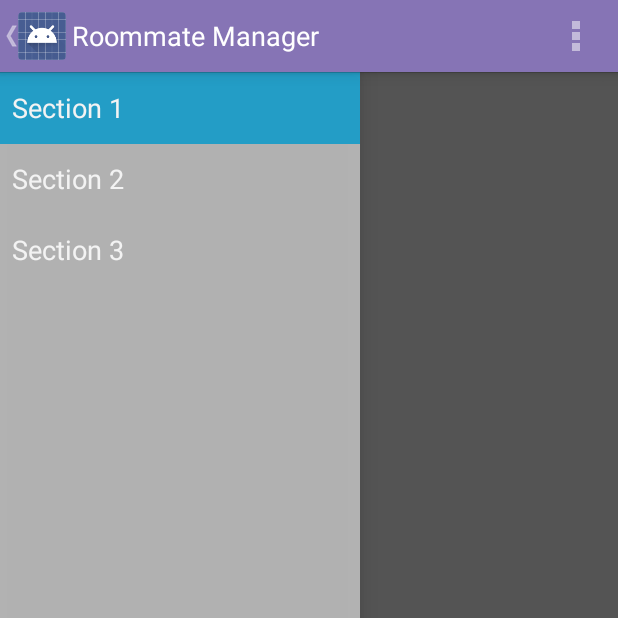
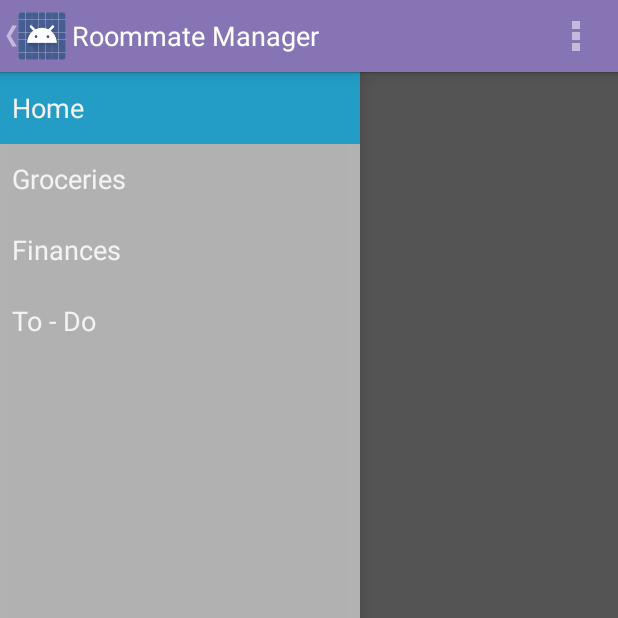
Before and after one commit to GVanderLugt/RoommateManager, an Android app: the screen it shows after launch (MainActivity), on a phone screen of 412 x 824 dp, the top half of it. Run offline under Robolectric (Android 15) with nearby library versions, the phone set to English and light mode, and no system bars; 2 statements that could not run were skipped.

Commit message:
Set nav drawer titles

```diff
--- a/app/src/main/java/edu/iupui/gdvander/roommatemanager/app/NavigationDrawerFragment.java
+++ b/app/src/main/java/edu/iupui/gdvander/roommatemanager/app/NavigationDrawerFragment.java
@@ -97,15 +97,19 @@ public class NavigationDrawerFragment extends Fragment {
                 selectItem(position);
             }
         });
-        mDrawerListView.setAdapter(new ArrayAdapter<String>(
-                getActionBar().getThemedContext(),
+
+        //Array of nav drawer titles
+        String[] navDrawerTitles = new String[]{getString(R.string.title_section1),
+                getString(R.string.title_section2),
+                getString(R.string.title_section3),
+                getString(R.string.title_section4)};
+
+        //Set the nav drawer's ArrayAdapter
+        ArrayAdapter<String> navDrawerArrayAdapter = new ArrayAdapter<String>(getActionBar().getThemedContext(),
                 android.R.layout.simple_list_item_activated_1,
                 android.R.id.text1,
-                new String[]{
-                        getString(R.string.title_section1),
-                        getString(R.string.title_section2),
-                        getString(R.string.title_section3),
-                }));
+                navDrawerTitles);
+        mDrawerListView.setAdapter(navDrawerArrayAdapter);
         mDrawerListView.setItemChecked(mCurrentSelectedPosition, true);
         return mDrawerListView;
     }
--- a/app/src/main/res/values/strings.xml
+++ b/app/src/main/res/values/strings.xml
@@ -2,9 +2,13 @@
 <resources>
 
     <string name="app_name">Roommate Manager</string>
-    <string name="title_section1">Section 1</string>
-    <string name="title_section2">Section 2</string>
-    <string name="title_section3">Section 3</string>
+
+    <!-- Nav Drawer Section Titles -->
+    <string name="title_section1">Home</string>
+    <string name="title_section2">Groceries</string>
+    <string name="title_section3">Finances</string>
+    <string name="title_section4">To - Do</string>
+
     <string name="navigation_drawer_open">Open navigation drawer</string>
     <string name="navigation_drawer_close">Close navigation drawer</string>
     <string name="action_example">Example action</string>
```
